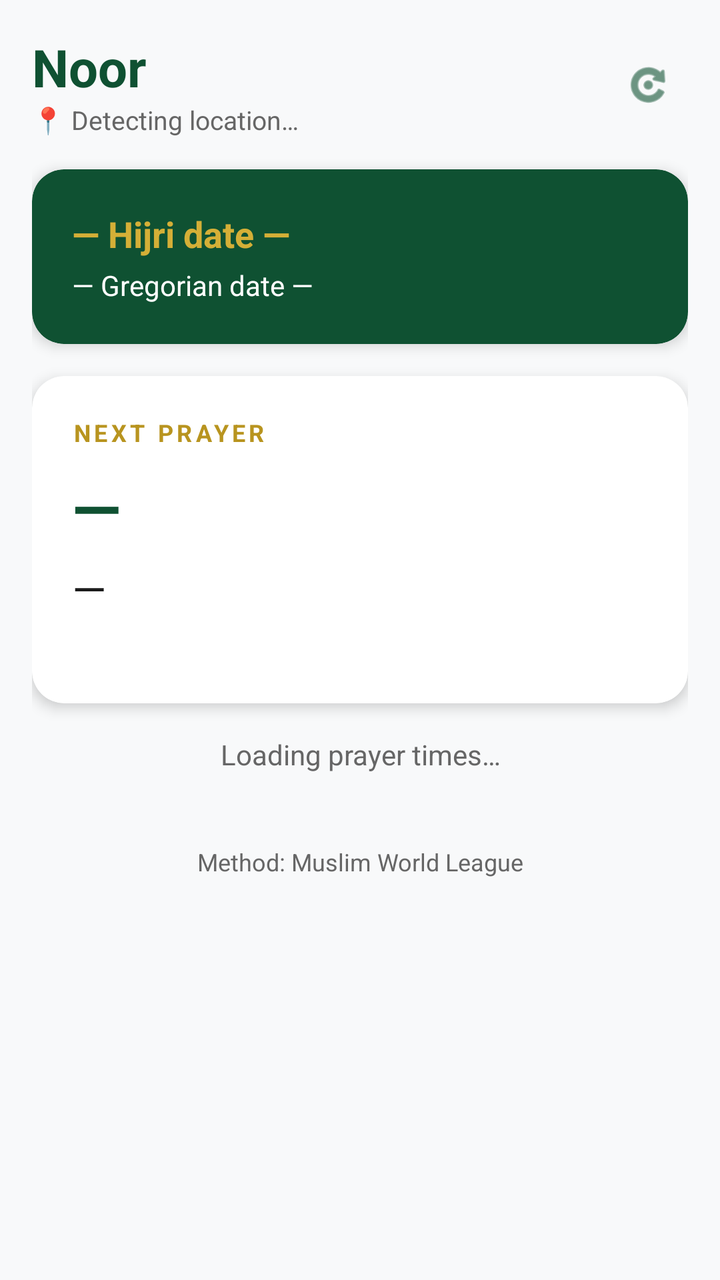
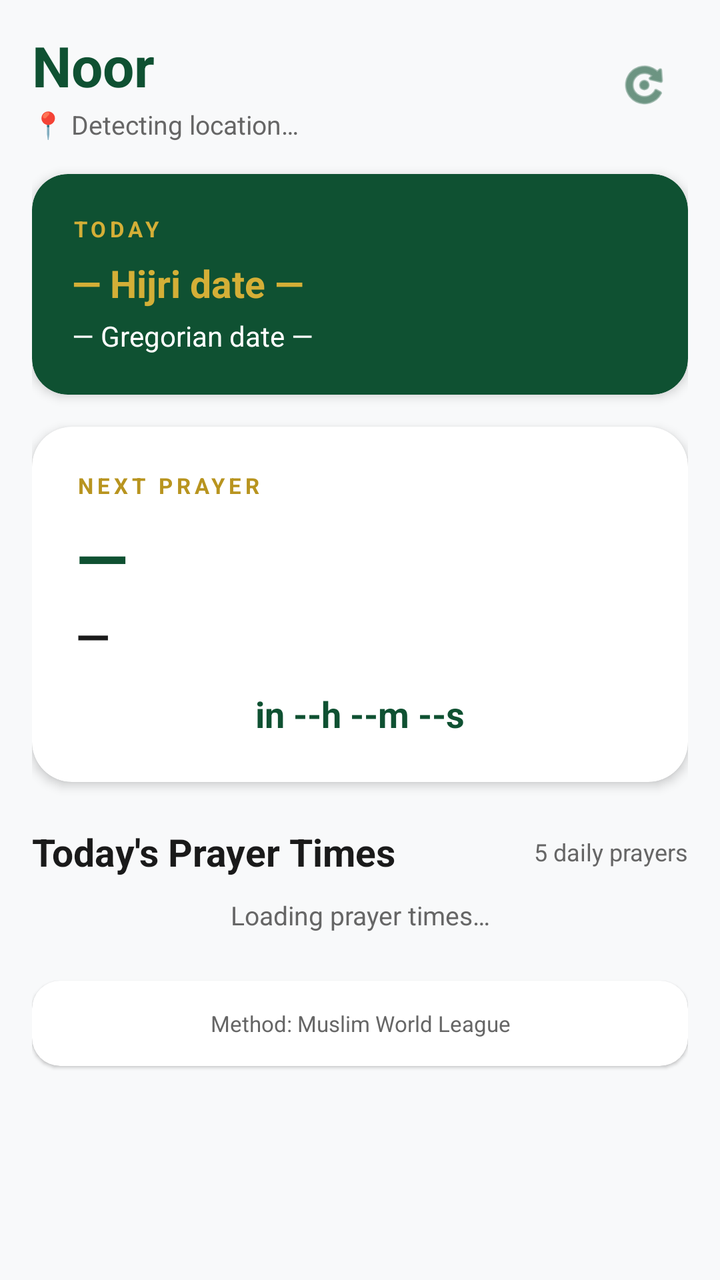

Before-and-after screenshots of an Android layout around one commit, followed by the original layout XML and the change that was made.
<!-- AndroidManifest.xml: application theme Theme.Noor -->
<!-- res/layout/fragment_home.xml -->
<?xml version="1.0" encoding="utf-8"?>
<androidx.core.widget.NestedScrollView
    xmlns:android="http://schemas.android.com/apk/res/android"
    xmlns:app="http://schemas.android.com/apk/res-auto"
    android:layout_width="match_parent"
    android:layout_height="match_parent"
    android:background="@color/background"
    android:fillViewport="true">

    <LinearLayout
        android:layout_width="match_parent"
        android:layout_height="wrap_content"
        android:orientation="vertical"
        android:padding="16dp">

        
        <LinearLayout
            android:layout_width="match_parent"
            android:layout_height="wrap_content"
            android:orientation="horizontal"
            android:gravity="center_vertical">

            <LinearLayout
                android:layout_width="0dp"
                android:layout_height="wrap_content"
                android:layout_weight="1"
                android:orientation="vertical">

                <TextView
                    android:layout_width="wrap_content"
                    android:layout_height="wrap_content"
                    android:text="Noor"
                    android:textColor="@color/primary"
                    android:textSize="26sp"
                    android:textStyle="bold" />

                <TextView
                    android:id="@+id/tvLocation"
                    android:layout_width="wrap_content"
                    android:layout_height="wrap_content"
                    android:text="📍 Detecting location…"
                    android:textColor="@color/text_secondary"
                    android:textSize="13sp" />
            </LinearLayout>

            <ImageView
                android:id="@+id/btnRefresh"
                android:layout_width="40dp"
                android:layout_height="40dp"
                android:background="?attr/selectableItemBackgroundBorderless"
                android:padding="8dp"
                android:src="@android:drawable/ic_menu_rotate"
                app:tint="@color/primary" />
        </LinearLayout>

        
        <androidx.cardview.widget.CardView
            android:layout_width="match_parent"
            android:layout_height="wrap_content"
            android:layout_marginTop="16dp"
            app:cardBackgroundColor="@color/primary"
            app:cardCornerRadius="16dp"
            app:cardElevation="4dp">

            <LinearLayout
                android:layout_width="match_parent"
                android:layout_height="wrap_content"
                android:orientation="vertical"
                android:padding="20dp">

                <TextView
                    android:id="@+id/tvHijriDate"
                    android:layout_width="wrap_content"
                    android:layout_height="wrap_content"
                    android:text="— Hijri date —"
                    android:textColor="@color/accent"
                    android:textSize="18sp"
                    android:textStyle="bold" />

                <TextView
                    android:id="@+id/tvGregorianDate"
                    android:layout_width="wrap_content"
                    android:layout_height="wrap_content"
                    android:layout_marginTop="4dp"
                    android:text="— Gregorian date —"
                    android:textColor="@color/white"
                    android:textSize="14sp" />
            </LinearLayout>
        </androidx.cardview.widget.CardView>

        
        <androidx.cardview.widget.CardView
            android:layout_width="match_parent"
            android:layout_height="wrap_content"
            android:layout_marginTop="16dp"
            app:cardBackgroundColor="@color/surface"
            app:cardCornerRadius="16dp"
            app:cardElevation="4dp">

            <LinearLayout
                android:layout_width="match_parent"
                android:layout_height="wrap_content"
                android:orientation="vertical"
                android:padding="20dp">

                <TextView
                    android:layout_width="wrap_content"
                    android:layout_height="wrap_content"
                    android:text="NEXT PRAYER"
                    android:textColor="@color/accent_dark"
                    android:textSize="12sp"
                    android:letterSpacing="0.15"
                    android:textStyle="bold" />

                <TextView
                    android:id="@+id/tvNextPrayerName"
                    android:layout_width="wrap_content"
                    android:layout_height="wrap_content"
                    android:layout_marginTop="8dp"
                    android:text="—"
                    android:textColor="@color/primary"
                    android:textSize="32sp"
                    android:textStyle="bold" />

                <TextView
                    android:id="@+id/tvNextPrayerTime"
                    android:layout_width="wrap_content"
                    android:layout_height="wrap_content"
                    android:layout_marginTop="4dp"
                    android:text="—"
                    android:textColor="@color/text_primary"
                    android:textSize="22sp" />

                <TextView
                    android:id="@+id/tvNextPrayerCountdown"
                    android:layout_width="wrap_content"
                    android:layout_height="wrap_content"
                    android:layout_marginTop="4dp"
                    android:text=""
                    android:textColor="@color/text_secondary"
                    android:textSize="14sp" />
            </LinearLayout>
        </androidx.cardview.widget.CardView>

        
        <TextView
            android:id="@+id/tvStatus"
            android:layout_width="match_parent"
            android:layout_height="wrap_content"
            android:layout_marginTop="16dp"
            android:text="Loading prayer times…"
            android:textColor="@color/text_secondary"
            android:textSize="14sp"
            android:gravity="center" />

        
        <androidx.recyclerview.widget.RecyclerView
            android:id="@+id/rvPrayers"
            android:layout_width="match_parent"
            android:layout_height="wrap_content"
            android:layout_marginTop="16dp"
            android:nestedScrollingEnabled="false" />

        
        <TextView
            android:id="@+id/tvMethod"
            android:layout_width="match_parent"
            android:layout_height="wrap_content"
            android:layout_marginTop="20dp"
            android:layout_marginBottom="16dp"
            android:text="Method: Muslim World League"
            android:textColor="@color/text_secondary"
            android:textSize="12sp"
            android:gravity="center" />

    </LinearLayout>
</androidx.core.widget.NestedScrollView>
<!-- resources referenced by this layout -->
<resources>
  <color name="accent">#D4AF37</color>
  <color name="accent_dark">#B8941F</color>
  <color name="background">#F8F9FA</color>
  <color name="primary">#0F5132</color>
  <color name="surface">#FFFFFF</color>
  <color name="text_primary">#1A1A1A</color>
  <color name="text_secondary">#666666</color>
  <color name="white">#FFFFFF</color>
  <style name="Theme.Noor" parent="Theme.MaterialComponents.Light.NoActionBar">
          <item name="colorPrimary">@color/primary</item>
          <item name="colorPrimaryVariant">@color/primary_dark</item>
          <item name="colorOnPrimary">@color/white</item>
          <item name="colorSecondary">@color/accent</item>
          <item name="colorSecondaryVariant">@color/accent_dark</item>
          <item name="colorOnSecondary">@color/black</item>
          <item name="android:statusBarColor">@color/primary_dark</item>
          <item name="android:windowBackground">@color/background</item>
      </style>
  <color name="primary_dark">#0A3D25</color>
  <color name="black">#000000</color>
</resources>

<!-- the commit's change to res/layout/fragment_home.xml (unified diff, before → after) -->
@@ -11,14 +11,17 @@
         android:layout_width="match_parent"
         android:layout_height="wrap_content"
         android:orientation="vertical"
-        android:padding="16dp">
+        android:paddingStart="16dp"
+        android:paddingTop="14dp"
+        android:paddingEnd="16dp"
+        android:paddingBottom="24dp">
 
         
         <LinearLayout
             android:layout_width="match_parent"
             android:layout_height="wrap_content"
-            android:orientation="horizontal"
-            android:gravity="center_vertical">
+            android:gravity="center_vertical"
+            android:orientation="horizontal">
 
             <LinearLayout
                 android:layout_width="0dp"
@@ -31,26 +34,30 @@
                     android:layout_height="wrap_content"
                     android:text="Noor"
                     android:textColor="@color/primary"
-                    android:textSize="26sp"
+                    android:textSize="28sp"
                     android:textStyle="bold" />
 
                 <TextView
                     android:id="@+id/tvLocation"
                     android:layout_width="wrap_content"
                     android:layout_height="wrap_content"
+                    android:layout_marginTop="2dp"
                     android:text="📍 Detecting location…"
                     android:textColor="@color/text_secondary"
                     android:textSize="13sp" />
+
             </LinearLayout>
 
             <ImageView
                 android:id="@+id/btnRefresh"
-                android:layout_width="40dp"
-                android:layout_height="40dp"
+                android:layout_width="44dp"
+                android:layout_height="44dp"
                 android:background="?attr/selectableItemBackgroundBorderless"
-                android:padding="8dp"
+                android:contentDescription="Refresh prayer times"
+                android:padding="9dp"
                 android:src="@android:drawable/ic_menu_rotate"
                 app:tint="@color/primary" />
+
         </LinearLayout>
 
         
@@ -59,8 +66,8 @@
             android:layout_height="wrap_content"
             android:layout_marginTop="16dp"
             app:cardBackgroundColor="@color/primary"
-            app:cardCornerRadius="16dp"
-            app:cardElevation="4dp">
+            app:cardCornerRadius="18dp"
+            app:cardElevation="3dp">
 
             <LinearLayout
                 android:layout_width="match_parent"
@@ -69,12 +76,22 @@
                 android:padding="20dp">
 
                 <TextView
+                    android:layout_width="wrap_content"
+                    android:layout_height="wrap_content"
+                    android:text="TODAY"
+                    android:textColor="@color/accent"
+                    android:textSize="11sp"
+                    android:textStyle="bold"
+                    android:letterSpacing="0.18" />
+
+                <TextView
                     android:id="@+id/tvHijriDate"
                     android:layout_width="wrap_content"
                     android:layout_height="wrap_content"
+                    android:layout_marginTop="7dp"
                     android:text="— Hijri date —"
                     android:textColor="@color/accent"
-                    android:textSize="18sp"
+                    android:textSize="19sp"
                     android:textStyle="bold" />
 
                 <TextView
@@ -85,7 +102,9 @@
                     android:text="— Gregorian date —"
                     android:textColor="@color/white"
                     android:textSize="14sp" />
+
             </LinearLayout>
+
         </androidx.cardview.widget.CardView>
 
         
@@ -94,84 +113,125 @@
             android:layout_height="wrap_content"
             android:layout_marginTop="16dp"
             app:cardBackgroundColor="@color/surface"
-            app:cardCornerRadius="16dp"
-            app:cardElevation="4dp">
+            app:cardCornerRadius="20dp"
+            app:cardElevation="3dp">
 
             <LinearLayout
                 android:layout_width="match_parent"
                 android:layout_height="wrap_content"
                 android:orientation="vertical"
-                android:padding="20dp">
+                android:padding="22dp">
 
                 <TextView
                     android:layout_width="wrap_content"
                     android:layout_height="wrap_content"
                     android:text="NEXT PRAYER"
                     android:textColor="@color/accent_dark"
-                    android:textSize="12sp"
-                    android:letterSpacing="0.15"
-                    android:textStyle="bold" />
+                    android:textSize="11sp"
+                    android:textStyle="bold"
+                    android:letterSpacing="0.18" />
 
                 <TextView
                     android:id="@+id/tvNextPrayerName"
                     android:layout_width="wrap_content"
                     android:layout_height="wrap_content"
-                    android:layout_marginTop="8dp"
+                    android:layout_marginTop="6dp"
                     android:text="—"
                     android:textColor="@color/primary"
-                    android:textSize="32sp"
+                    android:textSize="34sp"
                     android:textStyle="bold" />
 
                 <TextView
                     android:id="@+id/tvNextPrayerTime"
                     android:layout_width="wrap_content"
                     android:layout_height="wrap_content"
-                    android:layout_marginTop="4dp"
+                    android:layout_marginTop="2dp"
                     android:text="—"
                     android:textColor="@color/text_primary"
-                    android:textSize="22sp" />
+                    android:textSize="22sp"
+                    android:textStyle="bold" />
 
                 <TextView
                     android:id="@+id/tvNextPrayerCountdown"
-                    android:layout_width="wrap_content"
-                    android:layout_height="wrap_content"
-                    android:layout_marginTop="4dp"
-                    android:text=""
-                    android:textColor="@color/text_secondary"
-                    android:textSize="14sp" />
+                    android:layout_width="match_parent"
+                    android:layout_height="wrap_content"
+                    android:layout_marginTop="12dp"
+                    android:gravity="center"
+                    android:text="in --h --m --s"
+                    android:textColor="@color/primary"
+                    android:textSize="18sp"
+                    android:textStyle="bold" />
+
             </LinearLayout>
+
         </androidx.cardview.widget.CardView>
+
+        
+        <LinearLayout
+            android:layout_width="match_parent"
+            android:layout_height="wrap_content"
+            android:layout_marginTop="22dp"
+            android:gravity="center_vertical"
+            android:orientation="horizontal">
+
+            <TextView
+                android:layout_width="0dp"
+                android:layout_height="wrap_content"
+                android:layout_weight="1"
+                android:text="Today's Prayer Times"
+                android:textColor="@color/text_primary"
+                android:textSize="19sp"
+                android:textStyle="bold" />
+
+            <TextView
+                android:layout_width="wrap_content"
+                android:layout_height="wrap_content"
+                android:text="5 daily prayers"
+                android:textColor="@color/text_secondary"
+                android:textSize="12sp" />
+
+        </LinearLayout>
 
         
         <TextView
             android:id="@+id/tvStatus"
             android:layout_width="match_parent"
             android:layout_height="wrap_content"
-            android:layout_marginTop="16dp"
+            android:layout_marginTop="10dp"
+            android:gravity="center"
             android:text="Loading prayer times…"
             android:textColor="@color/text_secondary"
-            android:textSize="14sp"
-            android:gravity="center" />
+            android:textSize="13sp" />
 
         
         <androidx.recyclerview.widget.RecyclerView
             android:id="@+id/rvPrayers"
             android:layout_width="match_parent"
             android:layout_height="wrap_content"
-            android:layout_marginTop="16dp"
+            android:layout_marginTop="10dp"
             android:nestedScrollingEnabled="false" />
 
         
-        <TextView
-            android:id="@+id/tvMethod"
-            android:layout_width="match_parent"
-            android:layout_height="wrap_content"
-            android:layout_marginTop="20dp"
-            android:layout_marginBottom="16dp"
-            android:text="Method: Muslim World League"
-            android:textColor="@color/text_secondary"
-            android:textSize="12sp"
-            android:gravity="center" />
+        <androidx.cardview.widget.CardView
+            android:layout_width="match_parent"
+            android:layout_height="wrap_content"
+            android:layout_marginTop="14dp"
+            app:cardBackgroundColor="@color/surface"
+            app:cardCornerRadius="14dp"
+            app:cardElevation="1dp">
+
+            <TextView
+                android:id="@+id/tvMethod"
+                android:layout_width="match_parent"
+                android:layout_height="wrap_content"
+                android:padding="14dp"
+                android:gravity="center"
+                android:text="Method: Muslim World League"
+                android:textColor="@color/text_secondary"
+                android:textSize="11sp" />
+
+        </androidx.cardview.widget.CardView>
 
     </LinearLayout>
+
 </androidx.core.widget.NestedScrollView>
